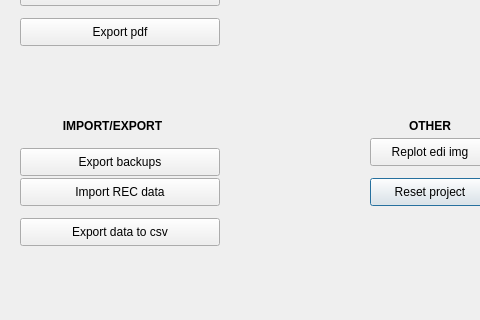
First picture: the form in MTSM_dialog_base.ui, repository AGrand24/mtsm_plugin, before the edit; both pictures show x 0 to 480 and y 362 to 682 of the 615 by 682 pixel window.
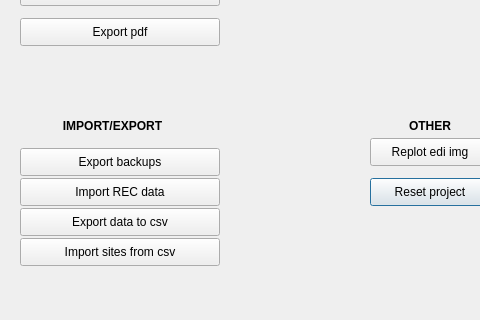
Second picture: the form after the edit.

Commit message: load sites csv

Diff of the .ui file:
```diff
--- a/MTSM_dialog_base.ui
+++ b/MTSM_dialog_base.ui
@@ -321,7 +321,7 @@
    <property name="geometry">
     <rect>
      <x>20</x>
-     <y>580</y>
+     <y>570</y>
      <width>200</width>
      <height>28</height>
     </rect>
@@ -699,6 +699,25 @@
     <bool>false</bool>
    </property>
   </widget>
+  <widget class="QPushButton" name="pb_import_sites_csv">
+   <property name="geometry">
+    <rect>
+     <x>20</x>
+     <y>600</y>
+     <width>200</width>
+     <height>28</height>
+    </rect>
+   </property>
+   <property name="focusPolicy">
+    <enum>Qt::StrongFocus</enum>
+   </property>
+   <property name="toolTip">
+    <string>Import FL and QC data from ascii backup into REC database.</string>
+   </property>
+   <property name="text">
+    <string>Import sites from csv</string>
+   </property>
+  </widget>
  </widget>
  <resources/>
  <connections/>
```
The commit also changes 2 other files.
